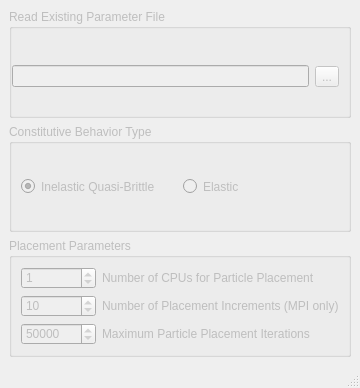
First picture: the form in freecad/chronoConcrete/gui/ui/ldpmMeshProps.ui, repository Concrete-Chrono-Development/chrono-preprocessor, before the edit.
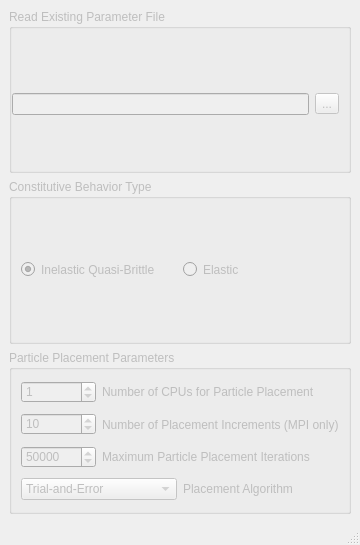
Second picture: the form after the edit. Icons and pictures are not drawn. Custom widgets are drawn as their Qt base class.

What changed in the file:
```diff
--- a/freecad/chronoConcrete/gui/ui/ldpmMeshProps.ui
+++ b/freecad/chronoConcrete/gui/ui/ldpmMeshProps.ui
@@ -7,7 +7,7 @@
     <x>0</x>
     <y>0</y>
     <width>347</width>
-    <height>388</height>
+    <height>545</height>
    </rect>
   </property>
   <property name="sizePolicy">
@@ -125,15 +125,9 @@
        <string notr="true">border-color: rgb(182, 182, 182);</string>
       </property>
       <property name="title">
-       <string>Placement Parameters</string>
+       <string>Particle Placement Parameters</string>
       </property>
       <layout class="QGridLayout" name="gridLayout_2">
-       <property name="leftMargin">
-        <number>9</number>
-       </property>
-       <property name="bottomMargin">
-        <number>9</number>
-       </property>
        <item row="0" column="0">
         <layout class="QHBoxLayout" name="horizontalLayout_2">
          <item>
@@ -251,6 +245,32 @@
          </item>
         </layout>
        </item>
+       <item row="3" column="0">
+        <layout class="QHBoxLayout" name="horizontalLayout">
+         <item>
+          <widget class="QComboBox" name="placementAlg">
+           <property name="minimumSize">
+            <size>
+             <width>150</width>
+             <height>0</height>
+            </size>
+           </property>
+           <item>
+            <property name="text">
+             <string>Trial-and-Error</string>
+            </property>
+           </item>
+          </widget>
+         </item>
+         <item>
+          <widget class="QLabel" name="label">
+           <property name="text">
+            <string>Placement Algorithm</string>
+           </property>
+          </widget>
+         </item>
+        </layout>
+       </item>
       </layout>
      </widget>
     </item>
```
Left out of the diff: 4 changed lines with no effect on the pictures.
